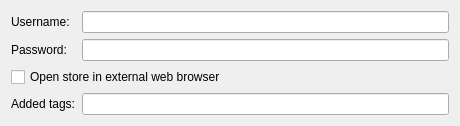
Qt form calibre-plugin/config_widget.ui (RobChiocchio/bookshare-calibre-plugin) before a commit.
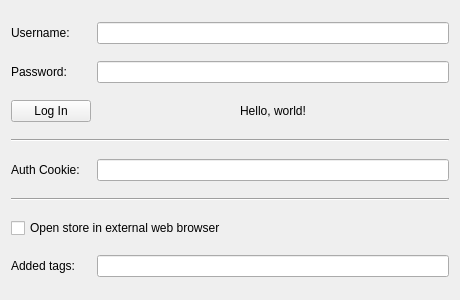
The same form after that commit.

```diff
--- a/calibre-plugin/config_widget.ui
+++ b/calibre-plugin/config_widget.ui
@@ -7,7 +7,7 @@
     <x>0</x>
     <y>0</y>
     <width>460</width>
-    <height>110</height>
+    <height>300</height>
    </rect>
   </property>
   <property name="sizePolicy">
@@ -20,41 +20,27 @@
    <string>Form</string>
   </property>
   <layout class="QGridLayout" name="gridLayout">
-   <item row="4" column="1">
-    <widget class="QLineEdit" name="tags"/>
+   <item row="10" column="1">
+    <widget class="QLineEdit" name="cookie"/>
    </item>
-   <item row="1" column="1">
+   <item row="2" column="1">
+    <widget class="QLineEdit" name="username"/>
+   </item>
+   <item row="11" column="0" colspan="2">
+    <widget class="Line" name="separator_2">
+     <property name="orientation">
+      <enum>Qt::Orientation::Horizontal</enum>
+     </property>
+    </widget>
+   </item>
+   <item row="3" column="1">
     <widget class="QLineEdit" name="password">
      <property name="echoMode">
       <enum>QLineEdit::Password</enum>
      </property>
     </widget>
    </item>
-   <item row="4" column="0">
-    <widget class="QLabel" name="tabs_label">
-     <property name="text">
-      <string>Added tags:</string>
-     </property>
-    </widget>
-   </item>
-   <item row="0" column="1">
-    <widget class="QLineEdit" name="username"/>
-   </item>
-   <item row="0" column="0">
-    <widget class="QLabel" name="username_label">
-     <property name="text">
-      <string>Username:</string>
-     </property>
-    </widget>
-   </item>
-   <item row="3" column="0" colspan="2">
-    <widget class="QCheckBox" name="open_external">
-     <property name="text">
-      <string>Open store in external web browser</string>
-     </property>
-    </widget>
-   </item>
-   <item row="1" column="0">
+   <item row="3" column="0">
     <widget class="QLabel" name="password_label">
      <property name="sizePolicy">
       <sizepolicy hsizetype="Preferred" vsizetype="Preferred">
@@ -67,6 +53,61 @@
      </property>
     </widget>
    </item>
+   <item row="10" column="0">
+    <widget class="QLabel" name="cookie_label">
+     <property name="text">
+      <string>Auth Cookie:</string>
+     </property>
+    </widget>
+   </item>
+   <item row="14" column="1">
+    <widget class="QLineEdit" name="tags"/>
+   </item>
+   <item row="9" column="0" colspan="2">
+    <widget class="Line" name="separator_1">
+     <property name="orientation">
+      <enum>Qt::Orientation::Horizontal</enum>
+     </property>
+    </widget>
+   </item>
+   <item row="2" column="0">
+    <widget class="QLabel" name="username_label">
+     <property name="text">
+      <string>Username:</string>
+     </property>
+    </widget>
+   </item>
+   <item row="14" column="0">
+    <widget class="QLabel" name="tabs_label">
+     <property name="text">
+      <string>Added tags:</string>
+     </property>
+    </widget>
+   </item>
+   <item row="12" column="0" colspan="2">
+    <widget class="QCheckBox" name="open_external">
+     <property name="text">
+      <string>Open store in external web browser</string>
+     </property>
+    </widget>
+   </item>
+   <item row="5" column="1">
+    <widget class="QLabel" name="login_status">
+     <property name="text">
+      <string>Hello, world!</string>
+     </property>
+     <property name="alignment">
+      <set>Qt::AlignmentFlag::AlignCenter</set>
+     </property>
+    </widget>
+   </item>
+   <item row="5" column="0">
+    <widget class="QPushButton" name="login_button">
+     <property name="text">
+      <string>Log In</string>
+     </property>
+    </widget>
+   </item>
   </layout>
  </widget>
  <resources/>
```
Left out of the diff: 2 changed lines with no effect on the pictures.
